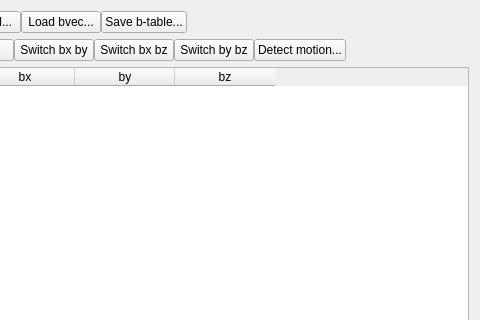
Before: the Qt Designer form dicom/dicom_parser.ui in frankyeh/DSI-Studio, drawn with Qt 5; both pictures show x 237 to 717 and y 0 to 320 of the 717 by 478 pixel window.
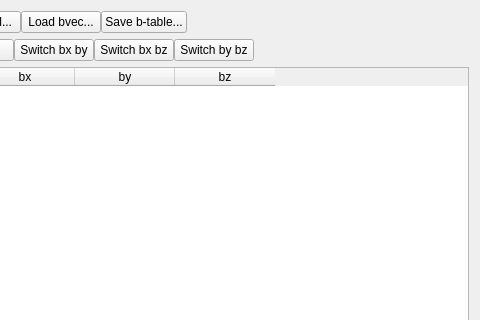
After: the same form once the commit is applied.

Commit message: [GUI] remove motion detection

```diff
--- a/dicom/dicom_parser.ui
+++ b/dicom/dicom_parser.ui
@@ -132,13 +132,6 @@
          </property>
         </widget>
        </item>
-       <item>
-        <widget class="QPushButton" name="motion_correction">
-         <property name="text">
-          <string>Detect motion...</string>
-         </property>
-        </widget>
-       </item>
        <item>
         <spacer name="horizontalSpacer">
          <property name="orientation">
```
The commit also changes 1 other file.
